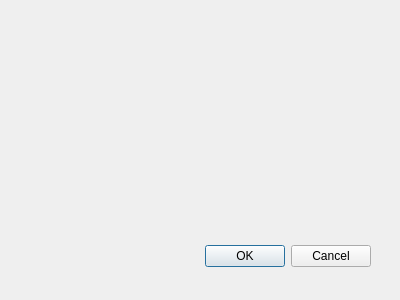
Before: the Qt Designer form ui/databasesettingsdialog.ui in nime88/gpro-race-calculator, drawn with Qt 5.
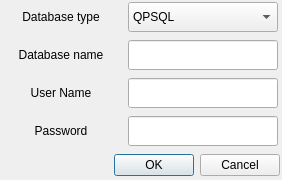
After: the same form once the commit is applied.

Patch:
```diff
--- a/ui/databasesettingsdialog.ui
+++ b/ui/databasesettingsdialog.ui
@@ -8,28 +8,222 @@
    <rect>
     <x>0</x>
     <y>0</y>
-    <width>400</width>
-    <height>300</height>
+    <width>282</width>
+    <height>180</height>
    </rect>
   </property>
+  <property name="minimumSize">
+   <size>
+    <width>282</width>
+    <height>180</height>
+   </size>
+  </property>
+  <property name="maximumSize">
+   <size>
+    <width>282</width>
+    <height>180</height>
+   </size>
+  </property>
   <property name="windowTitle">
    <string>Dialog</string>
   </property>
-  <widget class="QDialogButtonBox" name="buttonBox">
+  <widget class="QWidget" name="">
    <property name="geometry">
     <rect>
-     <x>30</x>
-     <y>240</y>
-     <width>341</width>
-     <height>32</height>
+     <x>0</x>
+     <y>0</y>
+     <width>280</width>
+     <height>179</height>
     </rect>
    </property>
-   <property name="orientation">
-    <enum>Qt::Horizontal</enum>
-   </property>
-   <property name="standardButtons">
-    <set>QDialogButtonBox::Cancel|QDialogButtonBox::Ok</set>
-   </property>
+   <layout class="QVBoxLayout" name="verticalLayout">
+    <item>
+     <layout class="QHBoxLayout" name="horizontalLayout">
+      <item>
+       <widget class="QLabel" name="database_type_text">
+        <property name="minimumSize">
+         <size>
+          <width>120</width>
+          <height>23</height>
+         </size>
+        </property>
+        <property name="maximumSize">
+         <size>
+          <width>120</width>
+          <height>30</height>
+         </size>
+        </property>
+        <property name="text">
+         <string>Database type</string>
+        </property>
+        <property name="alignment">
+         <set>Qt::AlignCenter</set>
+        </property>
+       </widget>
+      </item>
+      <item>
+       <widget class="QComboBox" name="database_cb">
+        <property name="minimumSize">
+         <size>
+          <width>150</width>
+          <height>23</height>
+         </size>
+        </property>
+        <property name="maximumSize">
+         <size>
+          <width>150</width>
+          <height>30</height>
+         </size>
+        </property>
+        <item>
+         <property name="text">
+          <string>QPSQL</string>
+         </property>
+        </item>
+       </widget>
+      </item>
+     </layout>
+    </item>
+    <item>
+     <layout class="QHBoxLayout" name="horizontalLayout_2">
+      <item>
+       <widget class="QLabel" name="database_name_text">
+        <property name="minimumSize">
+         <size>
+          <width>120</width>
+          <height>23</height>
+         </size>
+        </property>
+        <property name="maximumSize">
+         <size>
+          <width>120</width>
+          <height>30</height>
+         </size>
+        </property>
+        <property name="text">
+         <string>Database name</string>
+        </property>
+        <property name="alignment">
+         <set>Qt::AlignCenter</set>
+        </property>
+       </widget>
+      </item>
+      <item>
+       <widget class="QLineEdit" name="database_name_le">
+        <property name="minimumSize">
+         <size>
+          <width>150</width>
+          <height>23</height>
+         </size>
+        </property>
+        <property name="maximumSize">
+         <size>
+          <width>150</width>
+          <height>30</height>
+         </size>
+        </property>
+       </widget>
+      </item>
+     </layout>
+    </item>
+    <item>
+     <layout class="QHBoxLayout" name="horizontalLayout_3">
+      <item>
+       <widget class="QLabel" name="database_user_name_text">
+        <property name="minimumSize">
+         <size>
+          <width>120</width>
+          <height>23</height>
+         </size>
+        </property>
+        <property name="maximumSize">
+         <size>
+          <width>120</width>
+          <height>30</height>
+         </size>
+        </property>
+        <property name="text">
+         <string>User Name</string>
+        </property>
+        <property name="alignment">
+         <set>Qt::AlignCenter</set>
+        </property>
+       </widget>
+      </item>
+      <item>
+       <widget class="QLineEdit" name="database_user_name_le">
+        <property name="minimumSize">
+         <size>
+          <width>150</width>
+          <height>23</height>
+         </size>
+        </property>
+        <property name="maximumSize">
+         <size>
+          <width>150</width>
+          <height>30</height>
+         </size>
+        </property>
+       </widget>
+      </item>
+     </layout>
+    </item>
+    <item>
+     <layout class="QHBoxLayout" name="horizontalLayout_4">
+      <item>
+       <widget class="QLabel" name="database_password_text">
+        <property name="minimumSize">
+         <size>
+          <width>120</width>
+          <height>23</height>
+         </size>
+        </property>
+        <property name="maximumSize">
+         <size>
+          <width>120</width>
+          <height>30</height>
+         </size>
+        </property>
+        <property name="text">
+         <string>Password</string>
+        </property>
+        <property name="alignment">
+         <set>Qt::AlignCenter</set>
+        </property>
+       </widget>
+      </item>
+      <item>
+       <widget class="QLineEdit" name="database_password_le">
+        <property name="minimumSize">
+         <size>
+          <width>150</width>
+          <height>23</height>
+         </size>
+        </property>
+        <property name="maximumSize">
+         <size>
+          <width>150</width>
+          <height>30</height>
+         </size>
+        </property>
+        <property name="echoMode">
+         <enum>QLineEdit::Password</enum>
+        </property>
+       </widget>
+      </item>
+     </layout>
+    </item>
+    <item>
+     <widget class="QDialogButtonBox" name="buttonBox">
+      <property name="orientation">
+       <enum>Qt::Horizontal</enum>
+      </property>
+      <property name="standardButtons">
+       <set>QDialogButtonBox::Cancel|QDialogButtonBox::Ok</set>
+      </property>
+     </widget>
+    </item>
+   </layout>
   </widget>
  </widget>
  <pixmapfunction/>
```
Left out of the diff: 5 changed lines with no effect on the pictures.
